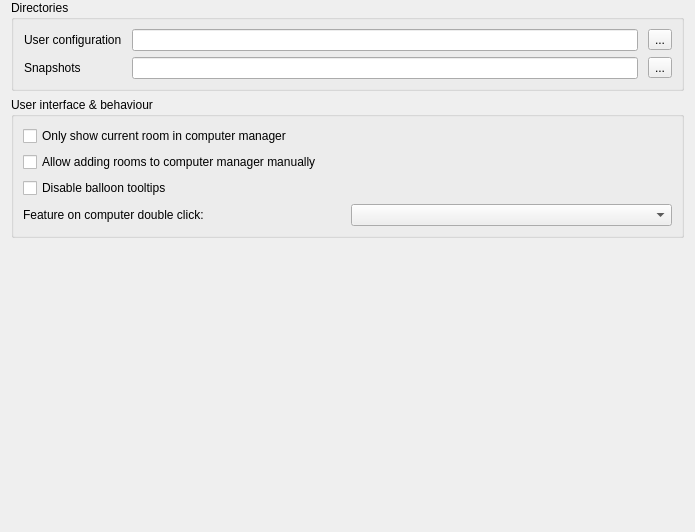
The window that configurator/forms/MasterConfigurationPage.ui (veyon/veyon) describes before a commit, drawn with Qt 5.
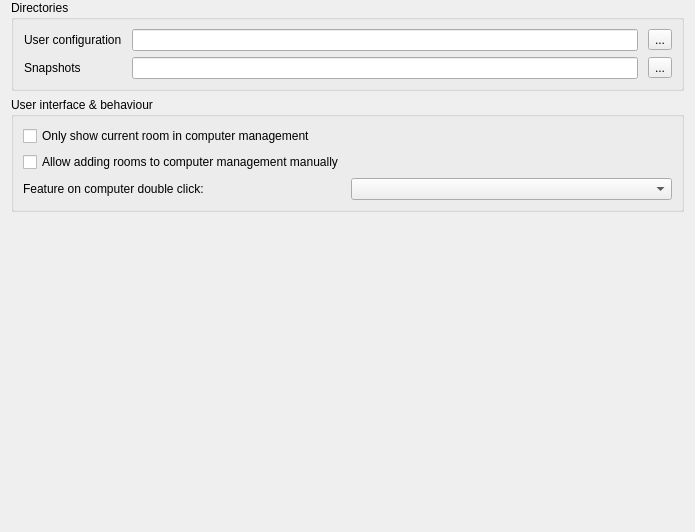
The same window after the commit. Icons and pictures are not drawn.

What changed in the file:
```diff
--- a/configurator/forms/MasterConfigurationPage.ui
+++ b/configurator/forms/MasterConfigurationPage.ui
@@ -83,37 +83,30 @@
       <string>User interface &amp;&amp; behaviour</string>
      </property>
      <layout class="QGridLayout" name="gridLayout">
-      <item row="3" column="0">
+      <item row="2" column="0">
        <widget class="QLabel" name="label_3">
         <property name="text">
          <string>Feature on computer double click:</string>
         </property>
        </widget>
       </item>
-      <item row="3" column="1">
-       <widget class="QComboBox" name="computerDoubleClickFeature"/>
-      </item>
       <item row="1" column="0" colspan="2">
        <widget class="QCheckBox" name="manualRoomAdditionAllowed">
         <property name="text">
-         <string>Allow adding rooms to computer manager manually</string>
-        </property>
-       </widget>
-      </item>
-      <item row="2" column="0" colspan="2">
-       <widget class="QCheckBox" name="balloonTooltipsDisabled">
-        <property name="text">
-         <string>Disable balloon tooltips</string>
+         <string>Allow adding rooms to computer management manually</string>
         </property>
        </widget>
       </item>
       <item row="0" column="0" colspan="2">
        <widget class="QCheckBox" name="onlyCurrentRoomVisible">
         <property name="text">
-         <string>Only show current room in computer manager</string>
+         <string>Only show current room in computer management</string>
         </property>
        </widget>
       </item>
+      <item row="2" column="1">
+       <widget class="QComboBox" name="computerDoubleClickFeature"/>
+      </item>
      </layout>
     </widget>
    </item>
```
